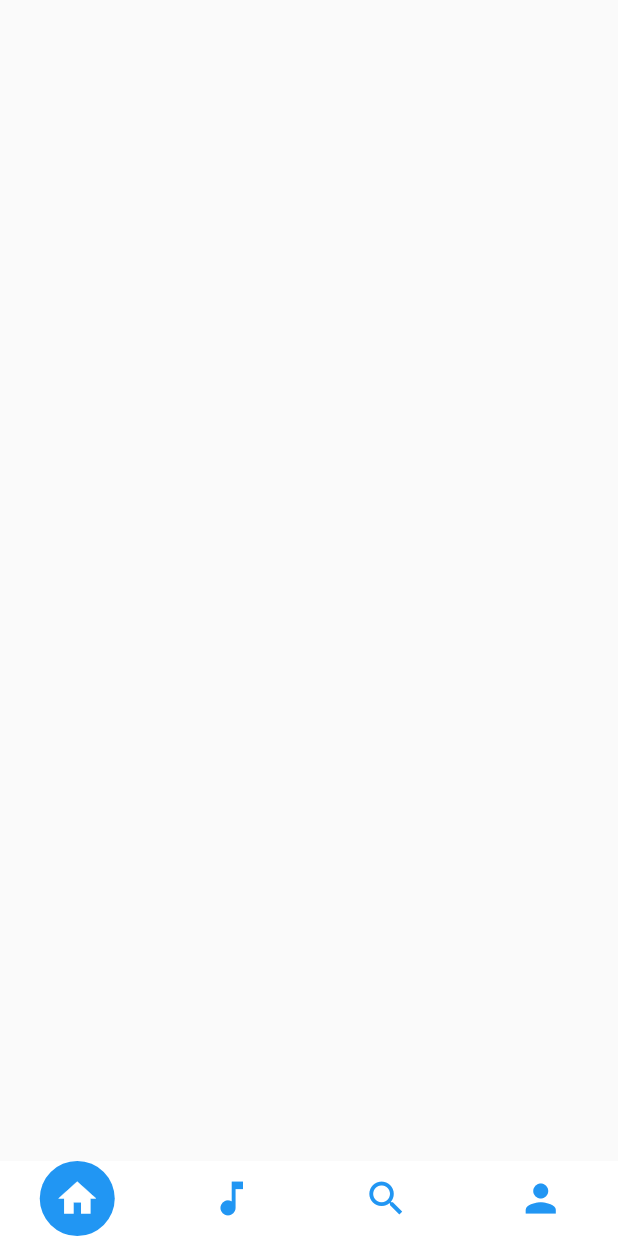
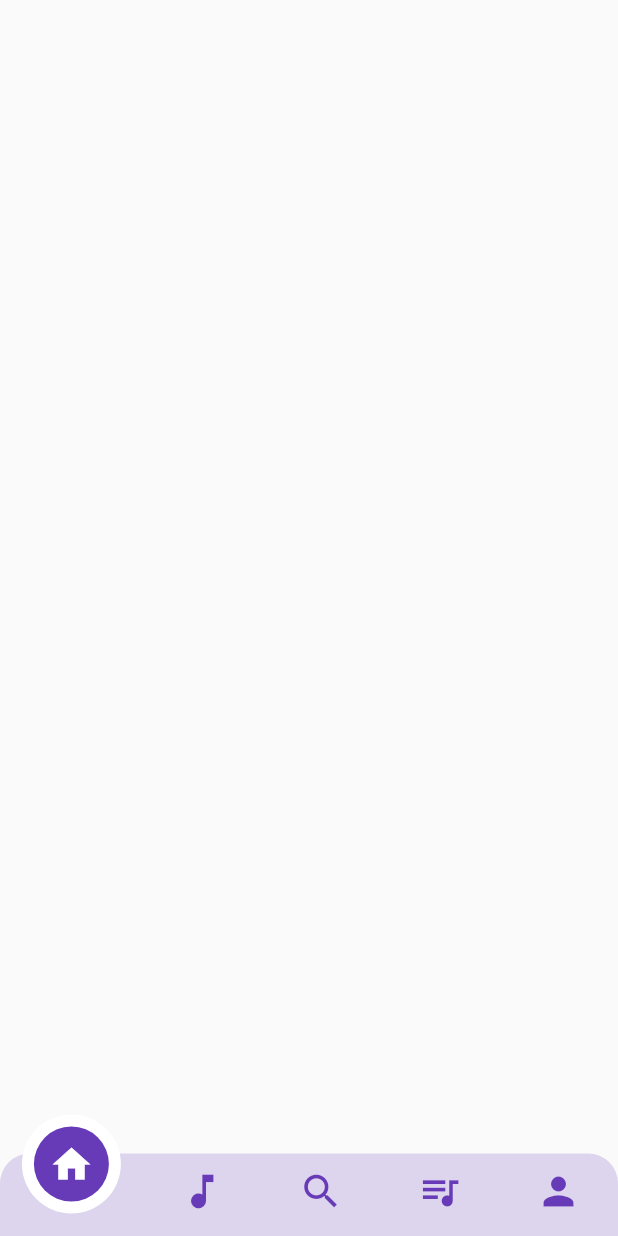
Before and after one commit to rajatKumar023/music_flutter, a Flutter app: the screen it shows after launch, on a phone screen of 412 x 824 dp. Run offline on Flutter 3.47's test engine with Material 2 defaults, Android fonts, the phone set to English and light mode, and no system bars; our stand-ins replace flutter_mobx, mobx; generated files the repository leaves out were written again.

```diff
--- a/lib/customs/bottom_navigation_bar.dart
+++ b/lib/customs/bottom_navigation_bar.dart
@@ -7,11 +7,27 @@ class CustomBottomNavigationBar extends StatelessWidget {
   Widget build(BuildContext context) {
     return StoreObserver<TabBarStore>(
       builder: (TabBarStore tabBarStore, BuildContext context) {
-        return Container(
+        return Stack(
+          children: <Widget>[
+            Positioned(
+              bottom: 0,
+              child: Container(
                 width: MediaQuery.of(context).size.width,
-          color: Colors.white,
+                height: 55.0,
+                decoration: BoxDecoration(
+                  color: Colors.deepPurple.withOpacity(0.2),
+                  borderRadius: BorderRadius.only(
+                    topLeft: Radius.circular(20.0),
+                    topRight: Radius.circular(20.0),
+                  ),
+                ),
+              ),
+            ),
+            Container(
+              width: MediaQuery.of(context).size.width,
               child: Row(
                 mainAxisAlignment: MainAxisAlignment.spaceAround,
+                crossAxisAlignment: CrossAxisAlignment.end,
                 children: <Widget>[
                   tabBarItem(
                     tabBarStore: tabBarStore,
@@ -31,17 +47,37 @@ class CustomBottomNavigationBar extends StatelessWidget {
                   tabBarItem(
                       tabBarStore: tabBarStore,
                       index: 3,
+                      iconData: Icons.queue_music),
+                  tabBarItem(
+                    tabBarStore: tabBarStore,
+                    index: 4,
                     iconData: Icons.person,
                   ),
                 ],
               ),
+            ),
+          ],
         );
       },
     );
   }
 
   tabBarItem({TabBarStore tabBarStore, int index, IconData iconData}) {
-    return InkWell(
+    return Container(
+      decoration: BoxDecoration(
+        borderRadius: BorderRadius.all(
+          Radius.circular(50.0),
+        ),
+        color: tabBarStore.selectedTabBar == index
+            ? Colors.white
+            : Colors.transparent,
+      ),
+      padding: EdgeInsets.all(
+        tabBarStore.selectedTabBar == index ? 8.0 : 0.0,
+      ),
+      margin: EdgeInsets.only(
+          bottom: tabBarStore.selectedTabBar == index ? 15.0 : 5.0),
+      child: InkWell(
         onTap: () {
           if (tabBarStore.selectedTabBar != index) {
             tabBarStore.changeTabBar(index);
@@ -51,14 +87,17 @@ class CustomBottomNavigationBar extends StatelessWidget {
           padding: EdgeInsets.all(10.0),
           decoration: BoxDecoration(
             borderRadius: BorderRadius.circular(50.0),
-          color:
-              tabBarStore.selectedTabBar == index ? Colors.blue : Colors.white,
+            color: tabBarStore.selectedTabBar == index
+                ? Colors.deepPurple
+                : Colors.transparent,
           ),
           child: Icon(
             iconData,
-          color:
-              tabBarStore.selectedTabBar == index ? Colors.white : Colors.blue,
+            color: tabBarStore.selectedTabBar == index
+                ? Colors.white
+                : Colors.deepPurple,
             size: 30.0,
+          ),
         ),
       ),
     );
--- a/lib/main.dart
+++ b/lib/main.dart
@@ -13,7 +13,8 @@ class MyApp extends StatelessWidget {
         Provider<TabBarStore>.value(value: TabBarStore()),
       ],
       child: MaterialApp(
-        title: 'Flutter Demo',
+        title: 'Flutter Music',
+        debugShowCheckedModeBanner: true,
         theme: ThemeData(
           primarySwatch: Colors.blue,
         ),
--- a/lib/presentations/home_page.dart
+++ b/lib/presentations/home_page.dart
@@ -1,5 +1,8 @@
 import 'package:flutter/material.dart';
 import 'package:music_flutter/customs/bottom_navigation_bar.dart';
+import 'package:music_flutter/customs/store_observer.dart';
+import 'package:music_flutter/presentations/search_page.dart';
+import 'package:music_flutter/stores/tab_bar_store.dart';
 
 class HomePage extends StatelessWidget {
   @override
@@ -8,19 +11,41 @@ class HomePage extends StatelessWidget {
     double screenWidth = MediaQuery.of(context).size.width;
     return SafeArea(
       child: Scaffold(
-        body: Container(
-          height: screenHeight,
-          width: screenWidth,
-          child: Stack(
-            children: <Widget>[
-              Positioned(
-                bottom: 0,
-                child: CustomBottomNavigationBar(),
-              )
-            ],
-          ),
+        body: StoreObserver<TabBarStore>(
+          builder: (TabBarStore tabBarStore, BuildContext context) {
+            return Container(
+              height: screenHeight,
+              width: screenWidth,
+              child: Column(
+                children: <Widget>[
+                  Expanded(child: _getSelectedPage(tabBarStore)),
+                  CustomBottomNavigationBar()
+                ],
+              ),
+            );
+          },
         ),
       ),
     );
   }
+
+  _getSelectedPage(TabBarStore tabBarStore) {
+    switch (tabBarStore.selectedTabBar) {
+      case 0:
+        return Container();
+        break;
+      case 1:
+        return Container();
+        break;
+      case 2:
+        return SearchPage();
+        break;
+      case 3:
+        return Container();
+        break;
+      case 4:
+        return Container();
+        break;
+    }
+  }
 }
--- /dev/null
+++ b/lib/presentations/search_page.dart
@@ -0,0 +1,18 @@
+import 'package:flutter/material.dart';
+
+class SearchPage extends StatelessWidget {
+  @override
+  Widget build(BuildContext context) {
+    return Container(
+      padding: EdgeInsets.symmetric(vertical: 20.0),
+      child: Column(
+        children: <Widget>[
+          SizedBox(
+            height: 20.0,
+          ),
+          Container()
+        ],
+      ),
+    );
+  }
+}
```
Lines whose indentation alone changed are shown as unchanged.
